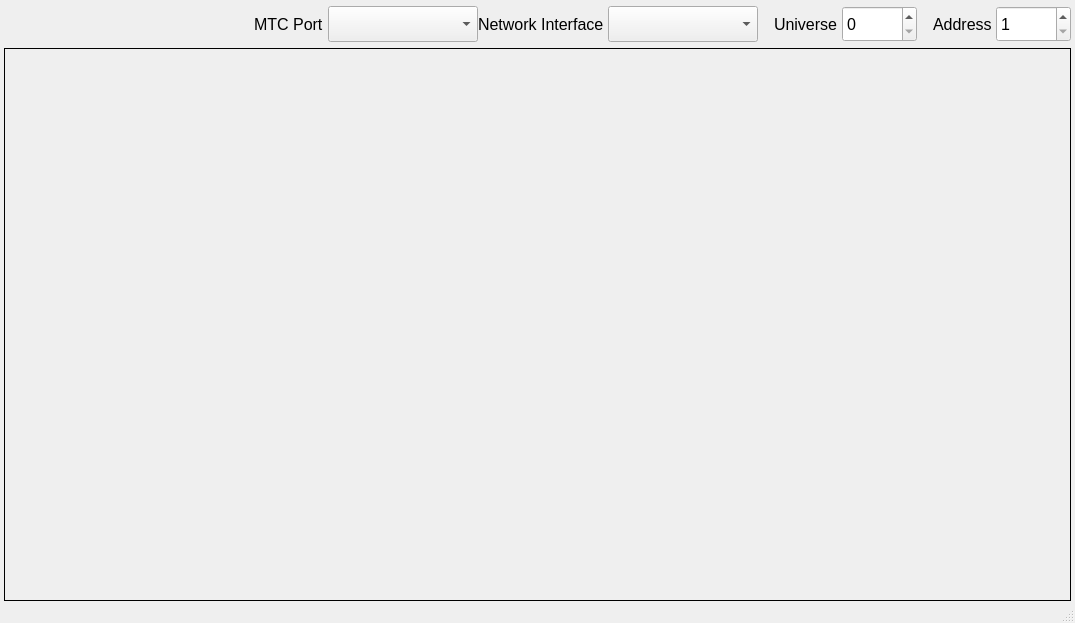
First picture: the form in TimecodeCameraController/src/UI/Windows/MainWindow/MainWindow.ui, repository CFXS/MTC-Camera-Controller, before the edit.
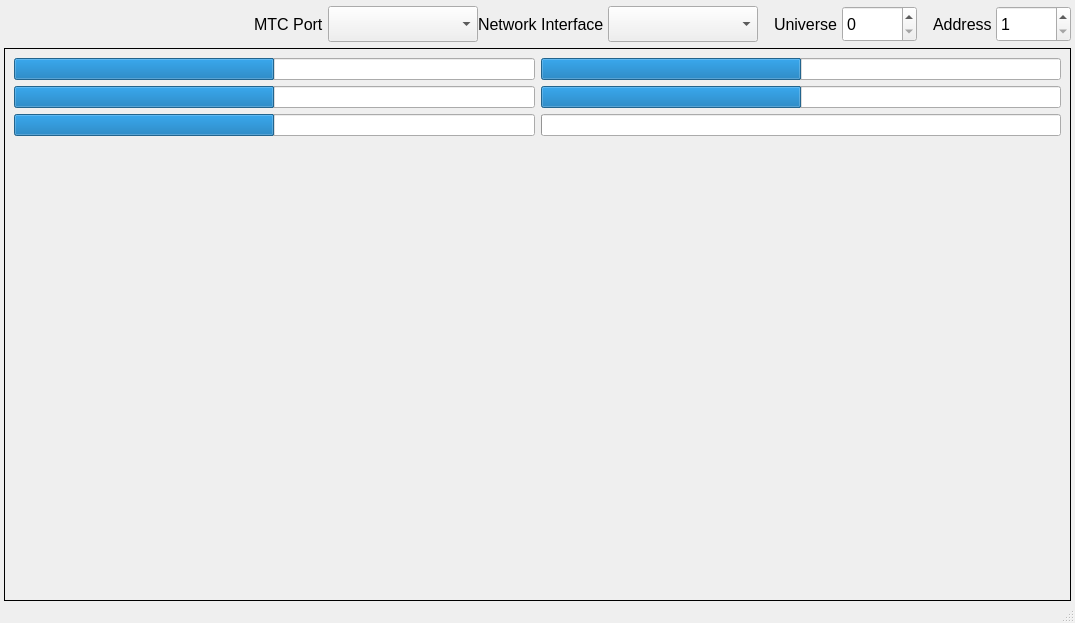
Second picture: the form after the edit.

```diff
--- a/TimecodeCameraController/src/UI/Windows/MainWindow/MainWindow.ui
+++ b/TimecodeCameraController/src/UI/Windows/MainWindow/MainWindow.ui
@@ -6,7 +6,7 @@
    <rect>
     <x>0</x>
     <y>0</y>
-    <width>1044</width>
+    <width>1066</width>
     <height>623</height>
    </rect>
   </property>
@@ -32,6 +32,12 @@
     </property>
     <item row="0" column="0">
      <widget class="QFrame" name="header">
+      <property name="minimumSize">
+       <size>
+        <width>0</width>
+        <height>48</height>
+       </size>
+      </property>
       <property name="maximumSize">
        <size>
         <width>16777215</width>
@@ -375,6 +381,99 @@
       <property name="frameShadow">
        <enum>QFrame::Plain</enum>
       </property>
+      <layout class="QGridLayout" name="gridLayout_3">
+       <item row="1" column="1">
+        <widget class="QProgressBar" name="pb_Tilt">
+         <property name="maximum">
+          <number>1000</number>
+         </property>
+         <property name="value">
+          <number>500</number>
+         </property>
+         <property name="textVisible">
+          <bool>false</bool>
+         </property>
+        </widget>
+       </item>
+       <item row="0" column="1">
+        <widget class="QProgressBar" name="pb_Pan">
+         <property name="maximum">
+          <number>1000</number>
+         </property>
+         <property name="value">
+          <number>500</number>
+         </property>
+         <property name="textVisible">
+          <bool>false</bool>
+         </property>
+        </widget>
+       </item>
+       <item row="1" column="0">
+        <widget class="QProgressBar" name="pb_Y">
+         <property name="maximum">
+          <number>1000</number>
+         </property>
+         <property name="value">
+          <number>500</number>
+         </property>
+         <property name="textVisible">
+          <bool>false</bool>
+         </property>
+        </widget>
+       </item>
+       <item row="2" column="1">
+        <widget class="QProgressBar" name="pb_Unused">
+         <property name="maximum">
+          <number>1000</number>
+         </property>
+         <property name="value">
+          <number>0</number>
+         </property>
+         <property name="textVisible">
+          <bool>false</bool>
+         </property>
+        </widget>
+       </item>
+       <item row="0" column="0">
+        <widget class="QProgressBar" name="pb_X">
+         <property name="maximum">
+          <number>1000</number>
+         </property>
+         <property name="value">
+          <number>500</number>
+         </property>
+         <property name="textVisible">
+          <bool>false</bool>
+         </property>
+        </widget>
+       </item>
+       <item row="2" column="0">
+        <widget class="QProgressBar" name="pb_Z">
+         <property name="maximum">
+          <number>1000</number>
+         </property>
+         <property name="value">
+          <number>500</number>
+         </property>
+         <property name="textVisible">
+          <bool>false</bool>
+         </property>
+        </widget>
+       </item>
+       <item row="3" column="0">
+        <spacer name="verticalSpacer">
+         <property name="orientation">
+          <enum>Qt::Vertical</enum>
+         </property>
+         <property name="sizeHint" stdset="0">
+          <size>
+           <width>20</width>
+           <height>40</height>
+          </size>
+         </property>
+        </spacer>
+       </item>
+      </layout>
      </widget>
     </item>
    </layout>
```
